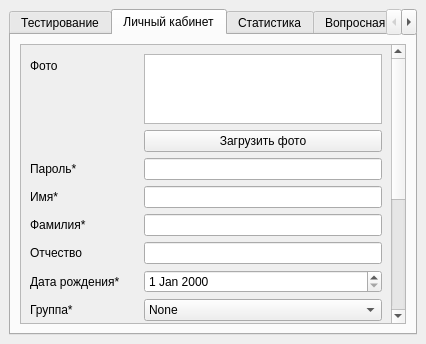
Qt form interface/Windows/analyst.ui (JuliaZimina/Intellectual-testing-system) before a commit.
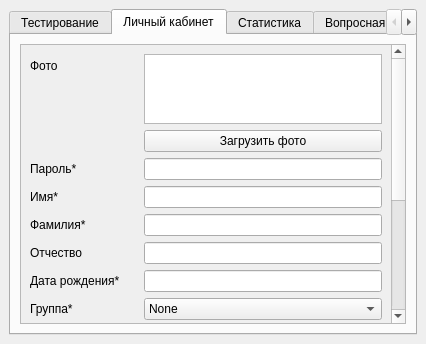
The same form after that commit.

What changed in the file:
```diff
--- a/interface/Windows/analyst.ui
+++ b/interface/Windows/analyst.ui
@@ -135,9 +135,6 @@
               </property>
              </widget>
             </item>
-            <item row="6" column="1">
-             <widget class="QDateEdit" name="dateOfBirth"/>
-            </item>
             <item row="7" column="0">
              <widget class="QLabel" name="label_9">
               <property name="text">
@@ -251,6 +248,9 @@
               </property>
              </widget>
             </item>
+            <item row="6" column="1">
+             <widget class="QLineEdit" name="dateOfBirthLine"/>
+            </item>
            </layout>
           </widget>
          </widget>
```
Left out of the diff: 22 changed lines with no effect on the pictures.
